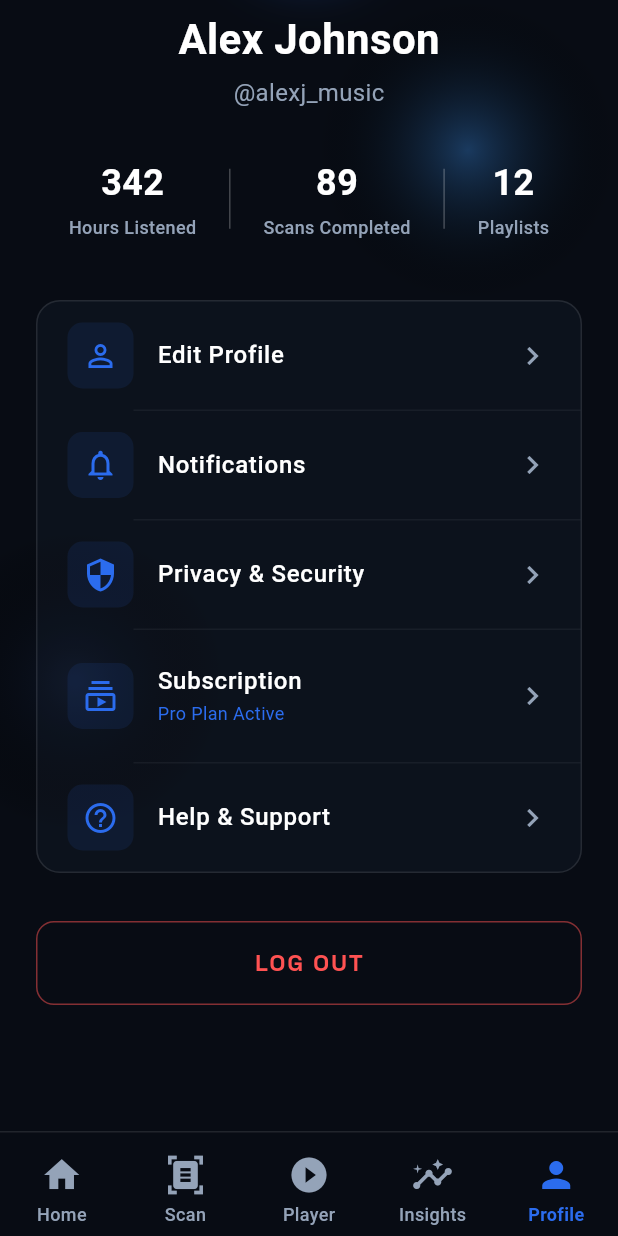
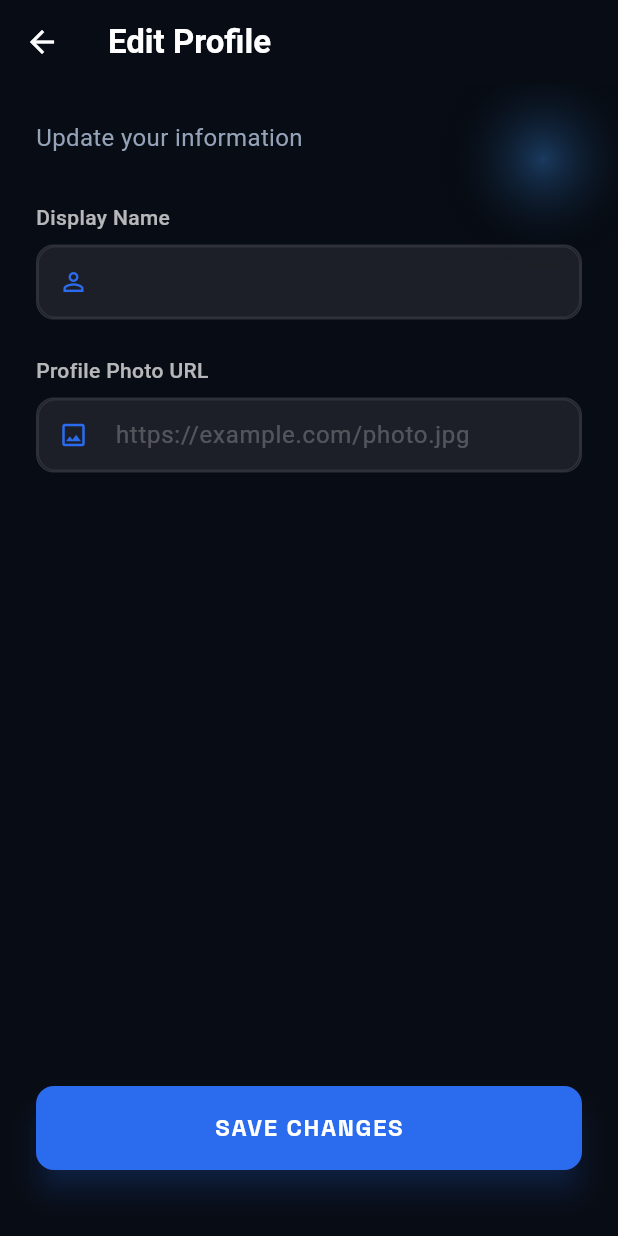
Before and after one commit to 5h3ld0rr/Mood-Cast, a Flutter app: the MainScreen screen opened directly, item 5 of the bottom bar chosen, scrolled down 210 dp, after a tap on "Edit Profile", on a phone screen of 412 x 824 dp. Run offline on Flutter 3.47's test engine with Material 3 defaults, Android fonts, the phone set to English and light mode, and no system bars; our stand-ins replace camera, firebase_auth, firebase_core, google_fonts, google_sign_in; accounts and stored records are empty; network calls fail.

Commit message:
Implement Google Sign-In, Firebase integration, and Profile editing features

```diff
--- a/lib/main.dart
+++ b/lib/main.dart
@@ -1,8 +1,11 @@
 import 'package:flutter/material.dart';
+import 'package:firebase_core/firebase_core.dart';
 import 'theme.dart';
 import 'screens/splash.dart';
 
-void main() {
+void main() async {
+  WidgetsFlutterBinding.ensureInitialized();
+  await Firebase.initializeApp();
   runApp(const MoodCastApp());
 }
 
--- a/lib/screens/analysis.dart
+++ b/lib/screens/analysis.dart
@@ -117,10 +117,7 @@ class _AnalysisScreenState extends State<AnalysisScreen> {
                   child: Row(
                     mainAxisAlignment: MainAxisAlignment.spaceBetween,
                     children: [
-                      IconButton(
-                        icon: const Icon(Icons.arrow_back, color: Colors.white),
-                        onPressed: () => Navigator.of(context).pop(),
-                      ),
+                      const SizedBox(width: 48),
                       const Text(
                         'MoodCast AI Analysis',
                         style: TextStyle(
--- /dev/null
+++ b/lib/screens/edit_profile.dart
@@ -0,0 +1,212 @@
+import 'package:flutter/material.dart';
+import '../theme.dart';
+import '../services/auth_service.dart';
+
+class EditProfileScreen extends StatefulWidget {
+  const EditProfileScreen({super.key});
+
+  @override
+  State<EditProfileScreen> createState() => _EditProfileScreenState();
+}
+
+class _EditProfileScreenState extends State<EditProfileScreen> {
+  final AuthService _authService = AuthService();
+  final _nameController = TextEditingController();
+  final _photoUrlController = TextEditingController();
+  bool _isLoading = false;
+
+  @override
+  void initState() {
+    super.initState();
+    final user = _authService.currentUser;
+    if (user != null) {
+      _nameController.text = user.displayName ?? '';
+      _photoUrlController.text = user.photoURL ?? '';
+    }
+  }
+
+  @override
+  void dispose() {
+    _nameController.dispose();
+    _photoUrlController.dispose();
+    super.dispose();
+  }
+
+  Future<void> _saveProfile() async {
+    setState(() => _isLoading = true);
+    try {
+      await _authService.updateProfile(
+        displayName: _nameController.text.trim(),
+        photoURL: _photoUrlController.text.trim(),
+      );
+      if (mounted) {
+        Navigator.pop(
+          context,
+          true,
+        ); // Return true to indicate profile was updated
+        ScaffoldMessenger.of(context).showSnackBar(
+          const SnackBar(content: Text('Profile updated successfully!')),
+        );
+      }
+    } catch (e) {
+      if (mounted) {
+        ScaffoldMessenger.of(
+          context,
+        ).showSnackBar(SnackBar(content: Text('Error updating profile: $e')));
+      }
+    } finally {
+      if (mounted) setState(() => _isLoading = false);
+    }
+  }
+
+  @override
+  Widget build(BuildContext context) {
+    return Scaffold(
+      backgroundColor: const Color(0xFF080C14),
+      appBar: AppBar(
+        backgroundColor: Colors.transparent,
+        elevation: 0,
+        title: const Text(
+          'Edit Profile',
+          style: TextStyle(color: Colors.white, fontWeight: FontWeight.bold),
+        ),
+        leading: IconButton(
+          icon: const Icon(Icons.arrow_back, color: Colors.white),
+          onPressed: () => Navigator.pop(context),
+        ),
+      ),
+      body: Stack(
+        children: [
+          // Background Glows
+          Positioned(
+            top: -100,
+            right: -100,
+            child: Container(
+              width: 300,
+              height: 300,
+              decoration: const BoxDecoration(
+                shape: BoxShape.circle,
+                gradient: RadialGradient(
+                  colors: [Color(0xFF1A3A5F), Colors.transparent],
+                  stops: [0.0, 0.5],
+                ),
+              ),
+            ),
+          ),
+
+          Padding(
+            padding: const EdgeInsets.all(24.0),
+            child: Column(
+              crossAxisAlignment: CrossAxisAlignment.start,
+              children: [
+                const Text(
+                  'Update your information',
+                  style: TextStyle(color: AppTheme.textMuted, fontSize: 16),
+                ),
+                const SizedBox(height: 32),
+
+                // Name Field
+                _buildTextField(
+                  label: 'Display Name',
+                  controller: _nameController,
+                  icon: Icons.person_outline,
+                ),
+
+                const SizedBox(height: 24),
+
+                // Photo URL Field
+                _buildTextField(
+                  label: 'Profile Photo URL',
+                  controller: _photoUrlController,
+                  icon: Icons.image_outlined,
+                  hint: 'https://example.com/photo.jpg',
+                ),
+
+                const Spacer(),
+
+                // Save Button
+                SizedBox(
+                  width: double.infinity,
+                  height: 56,
+                  child: ElevatedButton(
+                    onPressed: _isLoading ? null : _saveProfile,
+                    style: ElevatedButton.styleFrom(
+                      backgroundColor: AppTheme.primary,
+                      shape: RoundedRectangleBorder(
+                        borderRadius: BorderRadius.circular(12),
+                      ),
+                      elevation: 8,
+                      shadowColor: AppTheme.primary.withOpacity(0.5),
+                    ),
+                    child: _isLoading
+                        ? const SizedBox(
+                            height: 24,
+                            width: 24,
+                            child: CircularProgressIndicator(
+                              color: Colors.white,
+                              strokeWidth: 2,
+                            ),
+                          )
+                        : const Text(
+                            'SAVE CHANGES',
+                            style: TextStyle(
+                              color: Colors.white,
+                              fontSize: 16,
+                              fontWeight: FontWeight.bold,
+                              letterSpacing: 1.1,
+                            ),
+                          ),
+                  ),
+                ),
+                const SizedBox(height: 20),
+              ],
+            ),
+          ),
+        ],
+      ),
+    );
+  }
+
+  Widget _buildTextField({
+    required String label,
+    required TextEditingController controller,
+    required IconData icon,
+    String? hint,
+  }) {
+    return Column(
+      crossAxisAlignment: CrossAxisAlignment.start,
+      children: [
+        Text(
+          label,
+          style: const TextStyle(
+            color: Colors.white70,
+            fontSize: 14,
+            fontWeight: FontWeight.w500,
+          ),
+        ),
+        const SizedBox(height: 8),
+        Container(
+          decoration: BoxDecoration(
+            color: Colors.white.withOpacity(0.05),
+            borderRadius: BorderRadius.circular(12),
+            border: Border.all(color: Colors.white.withOpacity(0.1)),
+          ),
+          child: TextField(
+            controller: controller,
+            style: const TextStyle(color: Colors.white),
+            decoration: InputDecoration(
+              hintText: hint,
+              hintStyle: const TextStyle(color: Colors.white24),
+              prefixIcon: Icon(icon, color: AppTheme.primary, size: 20),
+              border: InputBorder.none,
+              contentPadding: const EdgeInsets.symmetric(
+                horizontal: 16,
+                vertical: 12,
+              ),
+            ),
+          ),
+        ),
+      ],
+    );
+  }
+}
--- a/lib/screens/home.dart
+++ b/lib/screens/home.dart
@@ -1,5 +1,6 @@
 import 'package:flutter/material.dart';
 import '../theme.dart';
+import '../services/auth_service.dart';
 import 'analysis.dart';
 import 'player.dart';
 
@@ -96,14 +97,31 @@ class HomeScreen extends StatelessWidget {
                     child: Column(
                       crossAxisAlignment: CrossAxisAlignment.start,
                       children: [
-                        // Greeting
-                        const Text(
-                          'Good Afternoon, User',
-                          style: TextStyle(
-                            color: Colors.white,
-                            fontSize: 28,
-                            fontWeight: FontWeight.bold,
-                          ),
+                        StreamBuilder(
+                          stream: AuthService().authStateChanges,
+                          builder: (context, snapshot) {
+                            final user = AuthService().currentUser;
+                            final name =
+                                user?.displayName?.split(' ').first ?? 'User';
+
+                            // Determine time-based greeting
+                            final hour = DateTime.now().hour;
+                            String timeGreeting = 'Good Morning';
+                            if (hour >= 12 && hour < 17) {
+                              timeGreeting = 'Good Afternoon';
+                            } else if (hour >= 17) {
+                              timeGreeting = 'Good Evening';
+                            }
+
+                            return Text(
+                              '$timeGreeting, $name',
+                              style: const TextStyle(
+                                color: Colors.white,
+                                fontSize: 28,
+                                fontWeight: FontWeight.bold,
+                              ),
+                            );
+                          },
                         ),
                         const SizedBox(height: 4),
                         const Text(
--- a/lib/screens/main_screen.dart
+++ b/lib/screens/main_screen.dart
@@ -15,10 +15,13 @@ class MainScreen extends StatefulWidget {
 
 class _MainScreenState extends State<MainScreen> {
   int _currentIndex = 0;
+  bool _isAnalysisActivated = false;
 
   List<Widget> get _screens => [
     const HomeScreen(),
-    AnalysisScreen(isActive: _currentIndex == 1),
+    _isAnalysisActivated
+        ? AnalysisScreen(isActive: _currentIndex == 1)
+        : const SizedBox.shrink(),
     const PlayerScreen(),
     const InsightsScreen(),
     const ProfileScreen(),
@@ -46,6 +49,9 @@ class _MainScreenState extends State<MainScreen> {
             onTap: (index) {
               setState(() {
                 _currentIndex = index;
+                if (index == 1) {
+                  _isAnalysisActivated = true;
+                }
               });
             },
             backgroundColor: Colors.transparent,
--- a/lib/screens/profile.dart
+++ b/lib/screens/profile.dart
@@ -1,9 +1,22 @@
 import 'package:flutter/material.dart';
 import '../theme.dart';
+import '../services/auth_service.dart';
 import 'login.dart';
+import 'edit_profile.dart';
 
-class ProfileScreen extends StatelessWidget {
+class ProfileScreen extends StatefulWidget {
   const ProfileScreen({super.key});
+
+  @override
+  State<ProfileScreen> createState() => _ProfileScreenState();
+}
+
+class _ProfileScreenState extends State<ProfileScreen> {
+  final AuthService _authService = AuthService();
+
+  void _refreshProfile() {
+    setState(() {});
+  }
 
   @override
   Widget build(BuildContext context) {
@@ -57,13 +70,22 @@ class ProfileScreen extends StatelessWidget {
                       fontWeight: FontWeight.bold,
                     ),
                   ),
-                  actions: [],
+                  actions: const [],
                 ),
                 SliverToBoxAdapter(
                   child: Padding(
                     padding: const EdgeInsets.all(24.0),
                     child: Column(
                       crossAxisAlignment: CrossAxisAlignment.center,
+                      children: [
+                        Builder(
+                          builder: (context) {
+                            final user = _authService.currentUser;
+                            final photoUrl = user?.photoURL;
+                            final displayName = user?.displayName ?? 'User';
+                            final email = user?.email ?? 'No email';
+
+                            return Column(
                               children: [
                                 // Profile Avatar
                                 Container(
@@ -77,13 +99,19 @@ class ProfileScreen extends StatelessWidget {
                                     ),
                                     boxShadow: [
                                       BoxShadow(
-                                color: AppTheme.primary.withOpacity(0.2),
+                                        color: AppTheme.primary.withOpacity(
+                                          0.2,
+                                        ),
                                         blurRadius: 24,
                                         spreadRadius: 4,
                                       ),
                                     ],
-                            image: const DecorationImage(
-                              image: NetworkImage(
+                                    image: DecorationImage(
+                                      image:
+                                          photoUrl != null &&
+                                              photoUrl.isNotEmpty
+                                          ? NetworkImage(photoUrl)
+                                          : const NetworkImage(
                                               'https://images.unsplash.com/photo-1534528741775-53994a69daeb?q=80&w=400&auto=format&fit=crop',
                                             ),
                                       fit: BoxFit.cover,
@@ -91,21 +119,25 @@ class ProfileScreen extends StatelessWidget {
                                   ),
                                 ),
                                 const SizedBox(height: 16),
-                        const Text(
-                          'Alex Johnson',
-                          style: TextStyle(
+                                Text(
+                                  displayName,
+                                  style: const TextStyle(
                                     color: Colors.white,
                                     fontSize: 28,
                                     fontWeight: FontWeight.bold,
                                   ),
                                 ),
                                 const SizedBox(height: 4),
-                        const Text(
-                          '@alexj_music',
-                          style: TextStyle(
+                                Text(
+                                  email,
+                                  style: const TextStyle(
                                     color: AppTheme.textMuted,
                                     fontSize: 16,
                                   ),
+                                ),
+                              ],
+                            );
+                          },
                         ),
                         const SizedBox(height: 32),
 
@@ -144,7 +176,18 @@ class ProfileScreen extends StatelessWidget {
                               _buildMenuItem(
                                 icon: Icons.person_outline,
                                 title: 'Edit Profile',
-                                onTap: () {},
+                                onTap: () async {
+                                  final result = await Navigator.push(
+                                    context,
+                                    MaterialPageRoute(
+                                      builder: (context) =>
+                                          const EditProfileScreen(),
+                                    ),
+                                  );
+                                  if (result == true) {
+                                    _refreshProfile();
+                                  }
+                                },
                               ),
                               _buildDivider(),
                               _buildMenuItem(
@@ -181,13 +224,16 @@ class ProfileScreen extends StatelessWidget {
                           width: double.infinity,
                           height: 56,
                           child: OutlinedButton(
-                            onPressed: () {
+                            onPressed: () async {
+                              await _authService.signOut();
+                              if (context.mounted) {
                                 Navigator.of(context).pushAndRemoveUntil(
                                   MaterialPageRoute(
                                     builder: (context) => const LoginScreen(),
                                   ),
                                   (r) => false,
                                 );
+                              }
                             },
                             style: OutlinedButton.styleFrom(
                               foregroundColor: Colors.redAccent,
--- a/lib/theme.dart
+++ b/lib/theme.dart
@@ -28,10 +28,7 @@ class AppTheme {
             bodyLarge: const TextStyle(color: textLight),
             bodyMedium: const TextStyle(color: textMuted),
           ),
-      colorScheme: const ColorScheme.dark(
-        primary: primary,
-        surface: cardBg,
-      ),
+      colorScheme: const ColorScheme.dark(primary: primary, surface: cardBg),
       elevatedButtonTheme: ElevatedButtonThemeData(
         style: ElevatedButton.styleFrom(
           backgroundColor: primary,
--- a/pubspec.yaml
+++ b/pubspec.yaml
@@ -37,6 +37,9 @@ dependencies:
   google_fonts: ^8.0.2
   camera: ^0.12.0
   camera_windows: ^0.2.6+4
+  firebase_core: ^4.4.0
+  firebase_auth: ^6.1.4
+  google_sign_in: ^6.2.1
 
 dev_dependencies:
   flutter_test:
```
Also changed, not shown: lib/screens/login.dart (+14 -1 lines), lib/services/auth_service.dart (added, +63 -0 lines), pubspec.lock, 6 other files. Lines whose indentation alone changed are shown as unchanged.
